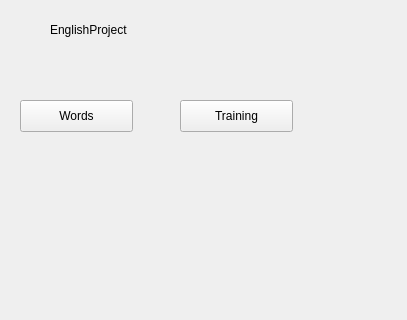
The window that widgets/mainWindow.ui (DimSolova/EnglishTraining) describes before a commit, drawn with Qt 5; both pictures show x 0 to 407 and y 0 to 320 of the 407 by 466 pixel window.
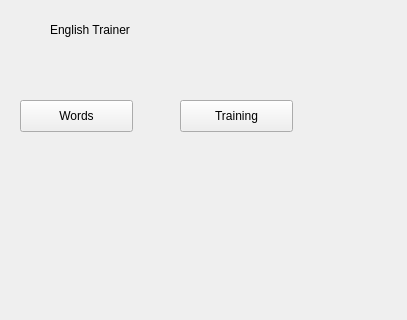
The same window after the commit.

Patch:
```diff
--- a/widgets/mainWindow.ui
+++ b/widgets/mainWindow.ui
@@ -24,7 +24,7 @@
      </rect>
     </property>
     <property name="text">
-     <string>EnglishProject</string>
+     <string>English Trainer</string>
     </property>
    </widget>
    <widget class="QPushButton" name="words_btn">
```
